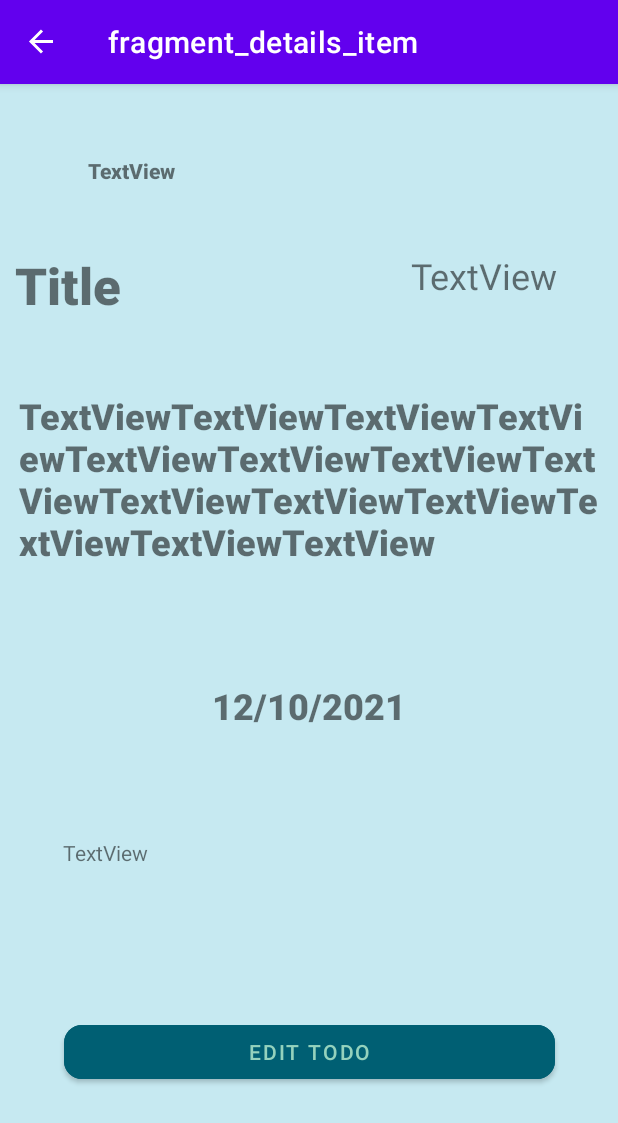
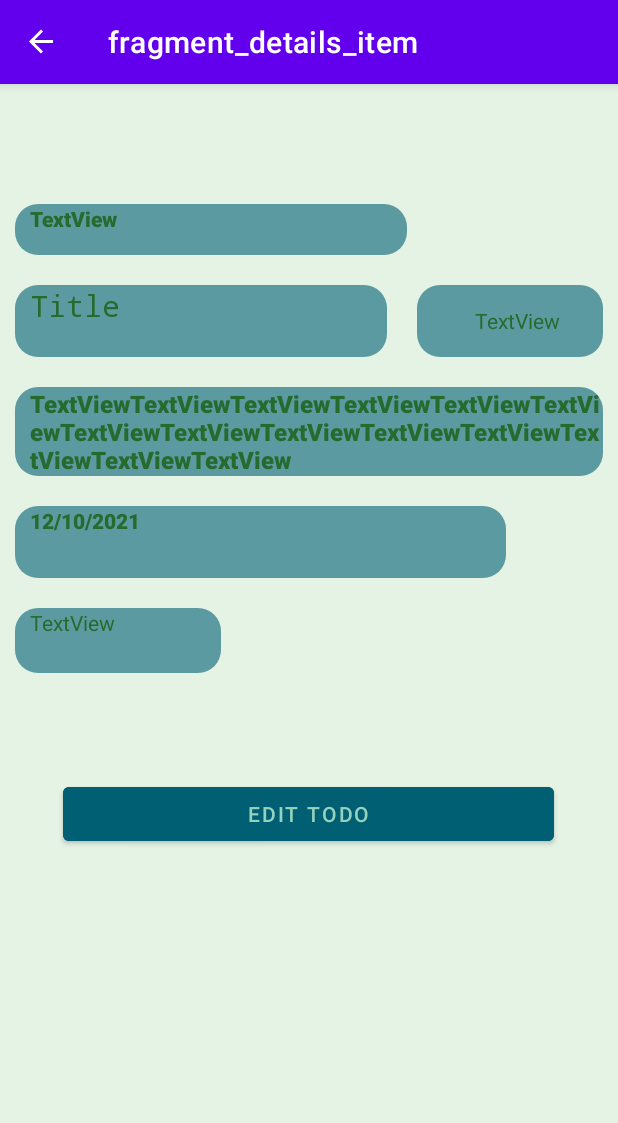
Before and after one commit to AbdulazizAlrajeh/ToDoList, an Android app: the DetailsItemFragment screen opened through its navigation route, on a phone screen of 412 x 824 dp. Shown: the top 1123 px of the screen. Run offline under Robolectric (Android 15) with nearby library versions, the phone set to English and light mode, and no system bars; our stand-ins replace Room's generated code, navigation-ui.

Commit message:
Edit design and add sort list

```diff
--- a/app/src/main/res/layout/fragment_details_item.xml
+++ b/app/src/main/res/layout/fragment_details_item.xml
@@ -1,101 +1,112 @@
 <?xml version="1.0" encoding="utf-8"?>
-<androidx.constraintlayout.widget.ConstraintLayout xmlns:android="http://schemas.android.com/apk/res/android"
+<LinearLayout xmlns:android="http://schemas.android.com/apk/res/android"
     xmlns:app="http://schemas.android.com/apk/res-auto"
     xmlns:tools="http://schemas.android.com/tools"
     android:id="@+id/frameLayout3"
     android:layout_width="match_parent"
     android:layout_height="match_parent"
-    android:background="#005F73"
-    android:backgroundTint="#6671C9DC"
+    android:background="#334CAF50"
+    android:backgroundTint="#B94CAF50"
+    android:gravity="left"
+    android:orientation="vertical"
+    android:padding="10dp"
     tools:context=".views.DetailsItemFragment">
 
     <TextView
         android:id="@+id/cotegory_textView"
-        android:layout_width="wrap_content"
+        android:layout_width="261dp"
+        android:layout_height="34dp"
+        android:layout_marginTop="70dp"
+        android:layout_marginBottom="20dp"
+        android:background="@drawable/shape_text"
+        android:backgroundTint="#99005F73"
+        android:fontFamily="sans-serif-black"
+        android:paddingLeft="10dp"
+        android:text="TextView"
+        android:textColor="#266A2E"
+        android:textStyle="bold" />
+
+    <LinearLayout
+        android:layout_width="match_parent"
         android:layout_height="wrap_content"
-        android:layout_marginTop="48dp"
-        android:fontFamily="sans-serif-black"
-        android:text="TextView"
-        app:layout_constraintEnd_toEndOf="parent"
-        app:layout_constraintHorizontal_bias="0.166"
-        app:layout_constraintStart_toStartOf="parent"
-        app:layout_constraintTop_toTopOf="parent" />
+        android:layout_marginBottom="20dp"
+        android:orientation="horizontal">
 
-    <TextView
-        android:id="@+id/titleedit_textView"
-        android:layout_width="0dp"
-        android:layout_height="wrap_content"
-        android:layout_marginStart="10dp"
-        android:layout_marginTop="44dp"
-        android:layout_marginEnd="10dp"
-        android:fontFamily="sans-serif-black"
-        android:text="Title"
-        android:textSize="34sp"
-        app:layout_constraintEnd_toStartOf="@+id/status_textview"
-        app:layout_constraintHorizontal_bias="0.0"
-        app:layout_constraintStart_toStartOf="parent"
-        app:layout_constraintTop_toBottomOf="@+id/cotegory_textView" />
+        <TextView
+            android:id="@+id/titleedit_textView"
+            android:layout_width="248dp"
+            android:layout_height="wrap_content"
+            android:layout_gravity="center"
+            android:layout_marginRight="20dp"
+            android:background="@drawable/shape_text"
+            android:backgroundTint="#99005F73"
+            android:fontFamily="monospace"
+            android:paddingLeft="10dp"
+            android:text="Title"
+            android:textColor="#266A2E"
+            android:textSize="20sp" />
+
+        <TextView
+            android:id="@+id/status_textview"
+            android:layout_width="match_parent"
+            android:layout_height="wrap_content"
+            android:background="@drawable/shape_text"
+            android:backgroundTint="#99005F73"
+            android:gravity="center"
+            android:paddingLeft="10dp"
+            android:text="TextView"
+            android:textColor="#266A2E"
+            android:textSize="14sp" />
+    </LinearLayout>
 
     <TextView
         android:id="@+id/descriptionedit_textView"
-        android:layout_width="386dp"
-        android:layout_height="129dp"
-        android:layout_marginStart="24dp"
-        android:layout_marginTop="48dp"
-        android:layout_marginEnd="24dp"
+        android:layout_width="wrap_content"
+        android:layout_height="wrap_content"
+        android:layout_gravity="left"
+        android:layout_marginBottom="20dp"
+        android:background="@drawable/shape_text"
+        android:backgroundTint="#99005F73"
         android:fontFamily="sans-serif-black"
         android:inputType="textMultiLine|textImeMultiLine"
+        android:paddingLeft="10dp"
         android:text="TextViewTextViewTextViewTextViewTextViewTextViewTextViewTextViewTextViewTextViewTextViewTextViewTextViewTextView"
-        android:textSize="24sp"
-        app:layout_constraintEnd_toEndOf="parent"
-        app:layout_constraintHorizontal_bias="0.521"
-        app:layout_constraintStart_toStartOf="parent"
-        app:layout_constraintTop_toBottomOf="@+id/titleedit_textView" />
+        android:textColor="#266A2E"
+        android:textSize="16sp" />
 
     <TextView
         android:id="@+id/deadlineedit_textView"
         android:layout_width="wrap_content"
         android:layout_height="wrap_content"
-        android:layout_marginTop="64dp"
+        android:layout_marginBottom="20dp"
+        android:background="@drawable/shape_text"
+        android:backgroundTint="#99005F73"
         android:fontFamily="sans-serif-black"
+        android:paddingLeft="10dp"
         android:text="12/10/2021"
-        android:textSize="24sp"
-        app:layout_constraintEnd_toEndOf="parent"
-        app:layout_constraintStart_toStartOf="parent"
-        app:layout_constraintTop_toBottomOf="@+id/descriptionedit_textView" />
+        android:textColor="#266A2E"
+        android:textSize="14sp" />
 
     <TextView
         android:id="@+id/createddata_textView"
-        android:layout_width="wrap_content"
-        android:layout_height="wrap_content"
-        android:layout_marginTop="72dp"
+        android:layout_width="137dp"
+        android:layout_height="43dp"
+        android:layout_marginBottom="20dp"
+        android:background="@drawable/shape_text"
+        android:backgroundTint="#99005F73"
+        android:paddingLeft="10dp"
         android:text="TextView"
-        app:layout_constraintEnd_toEndOf="parent"
-        app:layout_constraintHorizontal_bias="0.118"
-        app:layout_constraintStart_toStartOf="parent"
-        app:layout_constraintTop_toBottomOf="@+id/deadlineedit_textView" />
+        android:textColor="#266A2E" />
 
     <Button
         android:id="@+id/edittododetails_button"
         android:layout_width="327dp"
         android:layout_height="wrap_content"
+        android:layout_gravity="center"
+        android:layout_marginTop="50dp"
         android:backgroundTint="#005F73"
+        android:gravity="center"
         android:text="Edit ToDo"
-        android:textColor="#94D2BD"
-        app:cornerRadius="12dp"
-        app:layout_constraintBottom_toBottomOf="parent"
-        app:layout_constraintEnd_toEndOf="parent"
-        app:layout_constraintStart_toStartOf="parent"
-        app:layout_constraintTop_toBottomOf="@+id/createddata_textView" />
+        android:textColor="#94D2BD" />
 
-    <TextView
-        android:id="@+id/status_textview"
-        android:layout_width="0dp"
-        android:layout_height="wrap_content"
-        android:layout_marginTop="44dp"
-        android:layout_marginEnd="40dp"
-        android:text="TextView"
-        android:textSize="24sp"
-        app:layout_constraintEnd_toEndOf="parent"
-        app:layout_constraintTop_toBottomOf="@+id/cotegory_textView" />
-</androidx.constraintlayout.widget.ConstraintLayout>
+</LinearLayout>
--- a/app/src/main/res/layout/fragment_main.xml
+++ b/app/src/main/res/layout/fragment_main.xml
@@ -5,6 +5,8 @@
     android:id="@+id/frameLayout"
     android:layout_width="match_parent"
     android:layout_height="match_parent"
+    android:background="#334CAF50"
+    android:backgroundTint="#B94CAF50"
     tools:context=".views.MainFragment">
 
     <Button
```
Also changed, not shown: app/src/main/java/com/example/todolist/adapters/ToDoListAdapter.kt (+6 -6 lines), app/src/main/java/com/example/todolist/views/DisplayListFragment.kt (+10 -1 lines), app/src/main/res/layout/fragment_add_list.xml (+19 -8 lines), app/src/main/res/layout/fragment_display_list.xml (+14 -3 lines), app/src/main/res/layout/fragment_edit_item.xml (+4 -3 lines), app/src/main/res/layout/item_layout.xml (+19 -20 lines), app/src/main/res/drawable-hdpi/todolist.png, app/src/main/res/drawable-hdpi/todolistadd.png (deleted), app/src/main/res/drawable-mdpi/todolist.png, app/src/main/res/drawable-mdpi/todolistadd.png (deleted), app/src/main/res/drawable-xhdpi/todolist.png, app/src/main/res/drawable-xhdpi/todolistadd.png (deleted), app/src/main/res/drawable-xxhdpi/todolist.png, app/src/main/res/drawable-xxhdpi/todolistadd.png (deleted), 2 more files.
